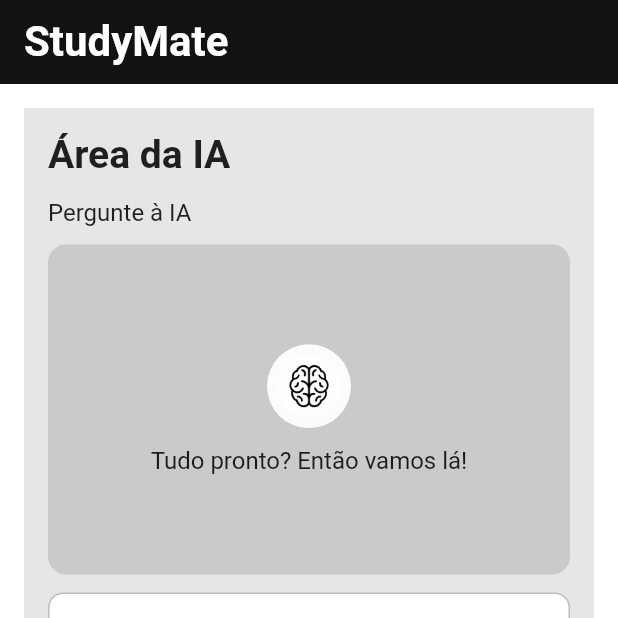
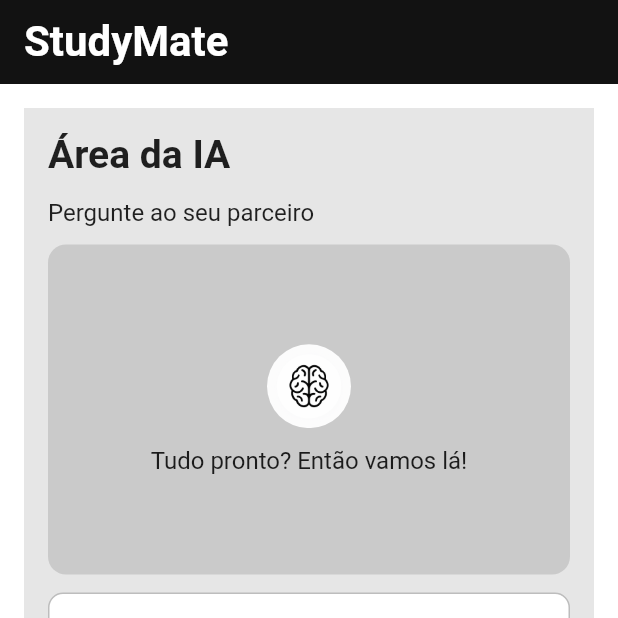
Before and after one commit to D4v1G0D01/StudyMate, a Flutter app: the screen it shows after launch, item 2 of the bottom bar chosen, on a phone screen of 412 x 824 dp, the top half of it. Run offline on Flutter 3.47's test engine with Material 3 defaults, Android fonts, the phone set to English and light mode, and no system bars; Roboto replaces fonts that are missing (Arial).

Commit message:
Troca de texto simples

```diff
--- a/studymate/lib/screens/ai_screen.dart
+++ b/studymate/lib/screens/ai_screen.dart
@@ -15,7 +15,7 @@ class AIScreen extends StatelessWidget {
           child: Column(crossAxisAlignment: CrossAxisAlignment.start, children: [
             const Text('Área da IA', style: TextStyle(fontSize: 26, fontWeight: FontWeight.w700)),
             const SizedBox(height: 14),
-            const Text('Pergunte à IA', style: TextStyle(fontSize: 16)),
+            const Text('Pergunte ao seu parceiro', style: TextStyle(fontSize: 16)),
             const SizedBox(height: 12),
 
             // bloco central com a logo
```
